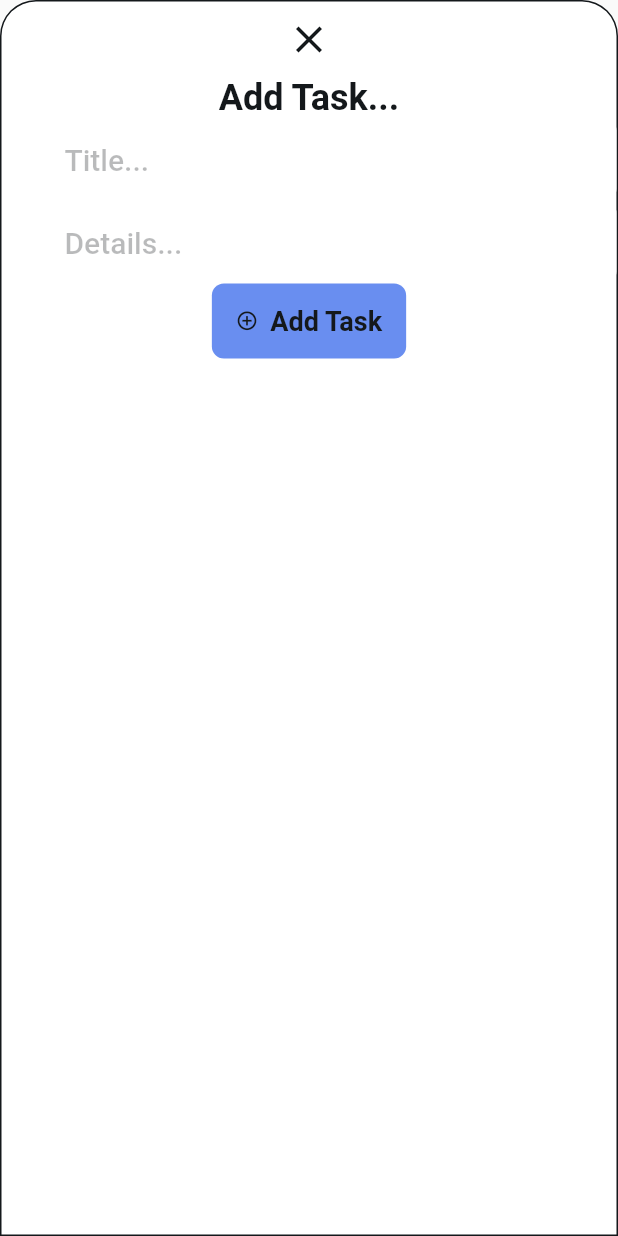
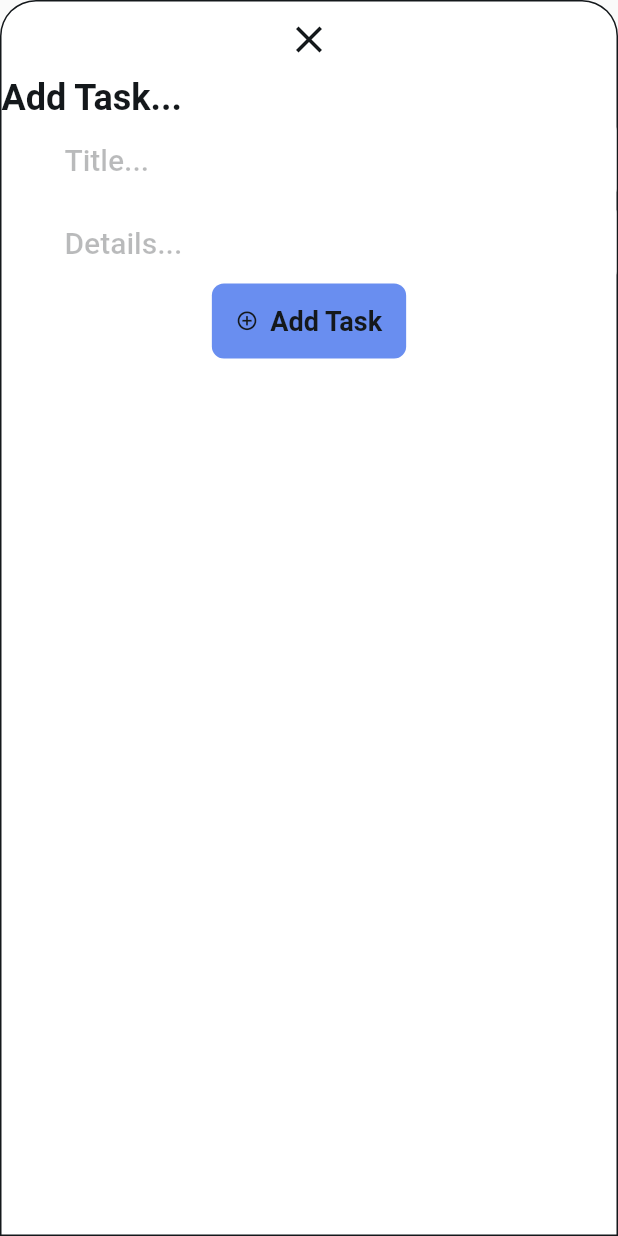
Before and after one commit to lnero18/TodoApp-FlutterFlow, a Flutter app: the AddTaskWidget widget shown alone on an empty page, opened directly, on a phone screen of 412 x 824 dp. Run offline on Flutter 3.47's test engine with Material 3 defaults, Android fonts, the phone set to English and light mode, and no system bars; drawn by our look-alikes of auto_size_text; our stand-ins replace cloud_firestore, easy_debounce, file_picker, firebase_auth, firebase_core, firebase_storage and 12 more; missing offline and left inert: json_path, mime_type; accounts and stored records are empty; Roboto replaces fonts that are missing (NTR).

Commit message:
Push 3 test

```diff
--- a/lib/components/add_task_widget.dart
+++ b/lib/components/add_task_widget.dart
@@ -84,12 +84,15 @@ class _AddTaskWidgetState extends State<AddTaskWidget> {
               ),
             ],
           ),
-          Text(
-            'Add Task...',
-            style: FlutterFlowTheme.of(context).headlineLarge.override(
-                  fontFamily: 'NTR',
-                  letterSpacing: 0.0,
-                ),
+          Align(
+            alignment: const AlignmentDirectional(-1.0, 0.0),
+            child: Text(
+              'Add Task...',
+              style: FlutterFlowTheme.of(context).headlineLarge.override(
+                    fontFamily: 'NTR',
+                    letterSpacing: 0.0,
+                  ),
+            ),
           ),
           Padding(
             padding: const EdgeInsetsDirectional.fromSTEB(30.0, 0.0, 0.0, 0.0),
```
